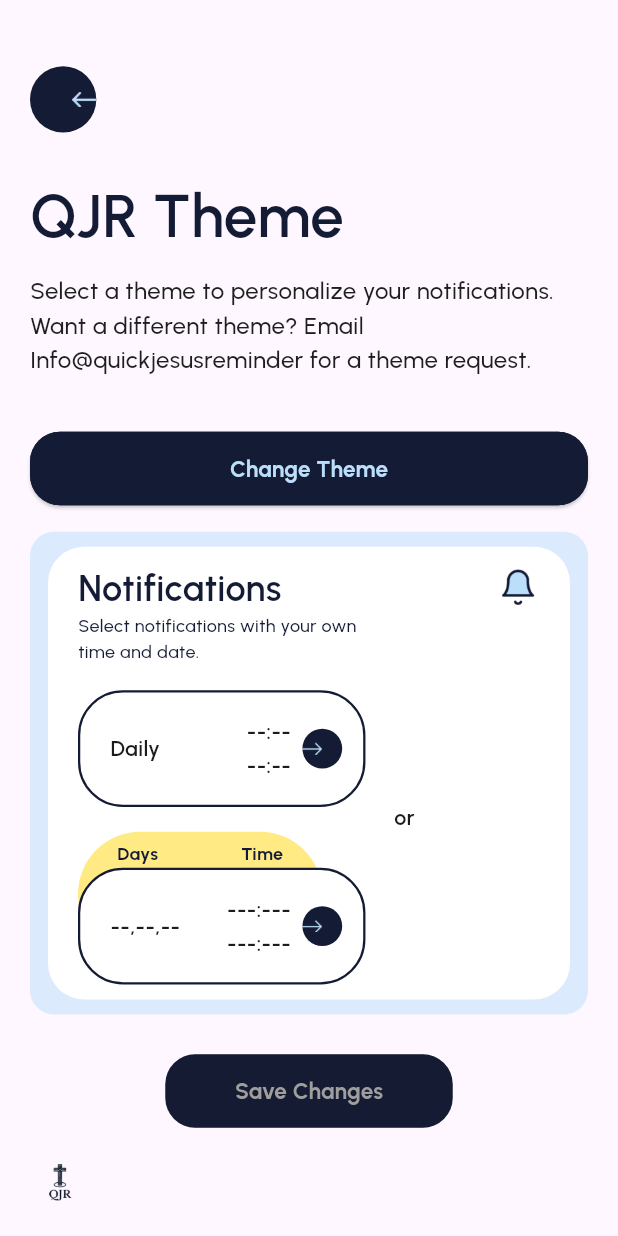
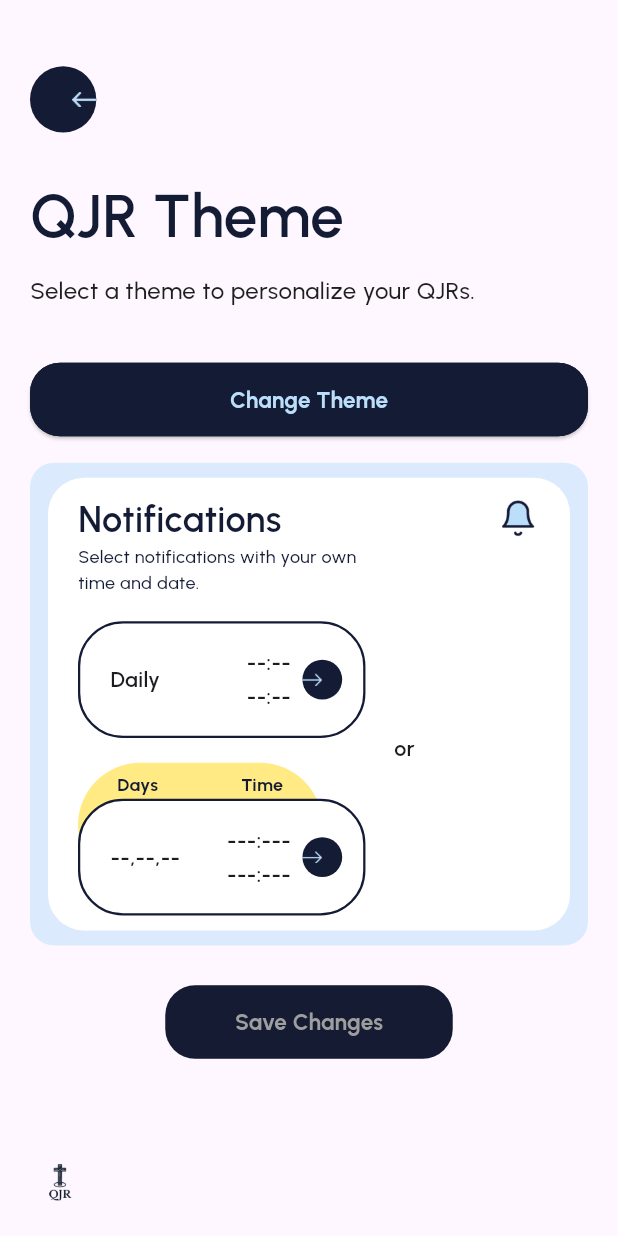
Before and after one commit to QJR2026/QJR, a Flutter app: the UpdateNotificationTimePreferenceScreen screen opened by its route, on a phone screen of 412 x 824 dp. Run offline on Flutter 3.47's test engine with Material 3 defaults, Android fonts, the phone set to English and light mode, and no system bars; our stand-ins replace cached_network_image, connectivity_plus, device_info_plus, dio, firebase_core, firebase_messaging and 10 more; missing offline and left inert: app_settings, in_app_purchase_storekit, time_range_picker; accounts and stored records are empty; network calls fail.

Commit message:
refactor: Simplify theme selection message in UpdateNotificationTimePreferenceScreen

```diff
--- a/lib/views/preference/update_notification_time_preference_screen.dart
+++ b/lib/views/preference/update_notification_time_preference_screen.dart
@@ -77,7 +77,7 @@
               ),
               12.vSpace(),
               const Text(
-                'Select a theme to personalize your notifications. Want a different theme? Email Info@quickjesusreminder for a theme request.',
+                'Select a theme to personalize your QJRs.',
                 style: TextStyle(
                   fontSize: 16,
                   fontWeight: FontWeight.w500,
```
